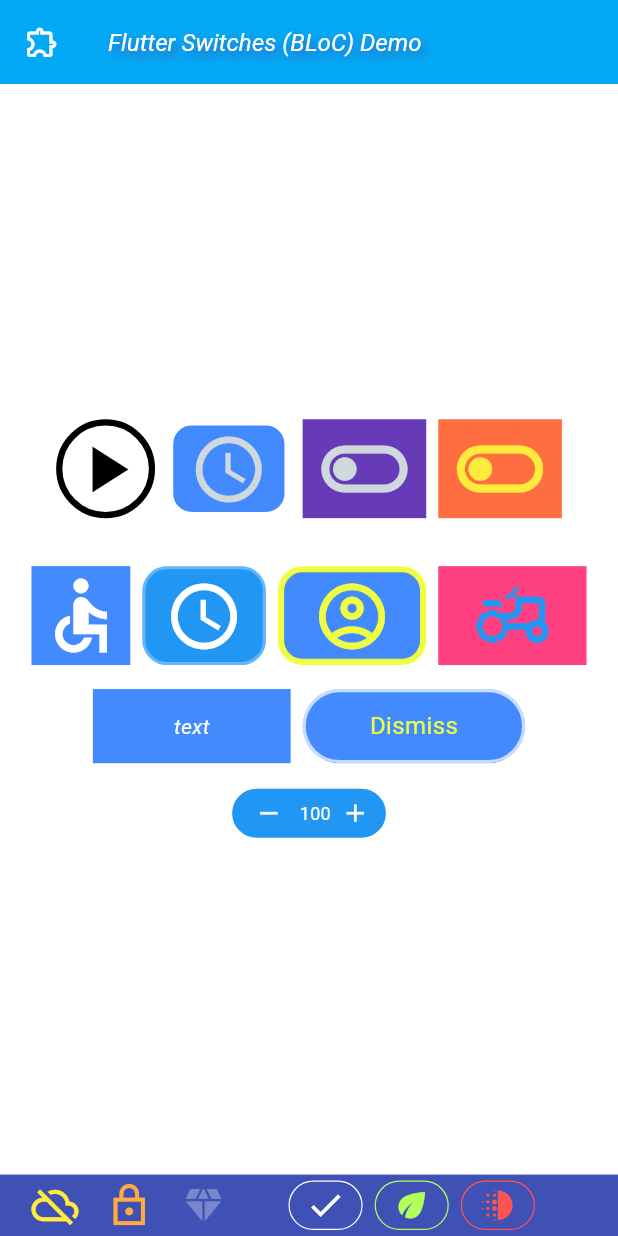
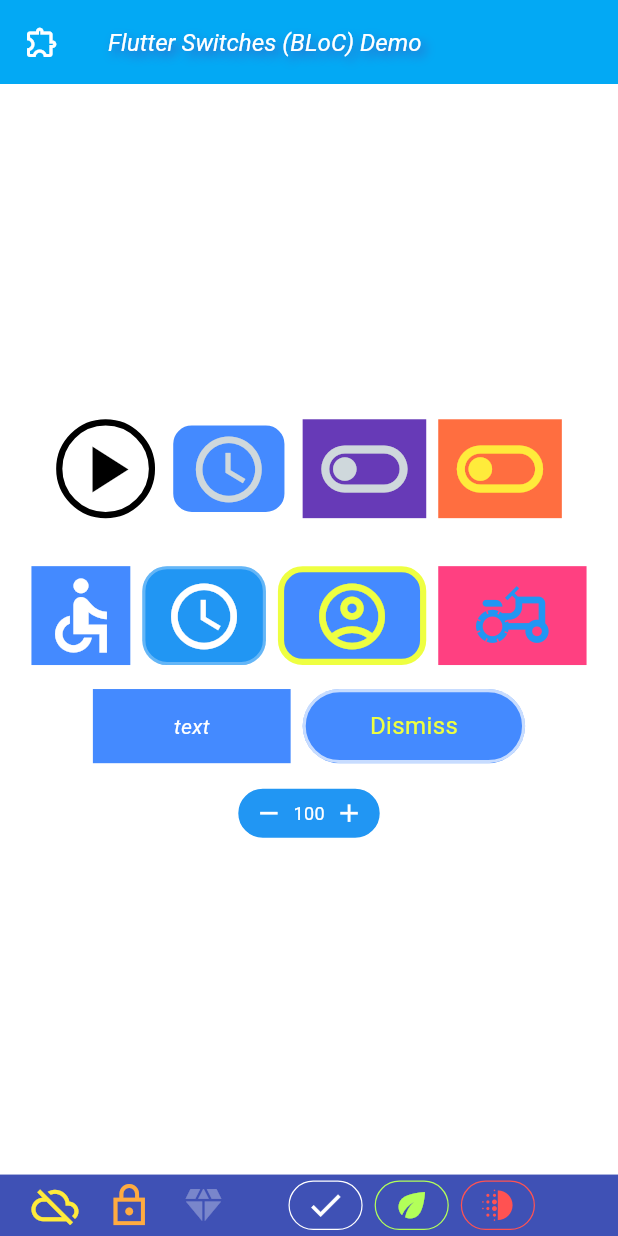
Before and after one commit to mk590901/Event-driven-BLoC-s-switch-widgets, a Flutter app: the screen it shows after launch, on a phone screen of 412 x 824 dp. Run offline on Flutter 3.47's test engine with Material 3 defaults, Android fonts, the phone set to English and light mode, and no system bars; our stand-ins replace flutter_bloc.

Commit message:
Widget FlatZoomSwitch was refactored.

```diff
--- a/lib/blocks/button_bloc.dart
+++ b/lib/blocks/button_bloc.dart
@@ -8,8 +8,8 @@ import '../states/button_state.dart';
 class ButtonBloc extends Bloc<Event, ButtonState> {
   BasicStateMachine? _stateMachine;
 
-  ButtonBloc(super.state) {
-    _stateMachine = ButtonStateMachine(ButtonState.state_(ButtonStates.ready));
+  ButtonBloc(ButtonState initialState) : super(initialState) {
+    _stateMachine = ButtonStateMachine(initialState.state().index);
     on<Reset>((event, emit) {
       done(event, emit);
     });
--- a/lib/main.dart
+++ b/lib/main.dart
@@ -279,9 +279,8 @@ class SwitchHomePage extends StatelessWidget {
               ]),
 
               const ButtonBar(alignment: MainAxisAlignment.center, children: <Widget>[
-                FlatZoomSwitch(),
+                FlatZoomSwitch(width: 6, height: 6, fontSize: 12,),
               ]),
-
             ],
           ),
         ),
--- a/lib/widgets/flat_zoom_switch.dart
+++ b/lib/widgets/flat_zoom_switch.dart
@@ -4,20 +4,25 @@ import 'flat_button.dart';
 import 'flat_text_button.dart';
 
 class FlatZoomSwitch extends StatelessWidget {
-  const FlatZoomSwitch({super.key});
+
+  final double width;
+  final double height;
+  final double fontSize;
+
+  const FlatZoomSwitch({super.key, required this.width, required this.height, required this.fontSize, });
 
   @override
   Widget build(BuildContext context) {
 
     FlatTextButton text = FlatTextButton(
-      width: 7,
-      height: 6,
+      width: width + 1,
+      height: height,
       canvasDisabledColor: Colors.blueGrey,
       textColor: Colors.white,
       textDisabledColor: Colors.limeAccent,
       textPressedColor: Colors.white,
       text: "100",
-      fontSize: 12,
+      fontSize: fontSize,
       onUpAction: () {
       },
       onDownAction: () {
@@ -25,8 +30,8 @@ class FlatZoomSwitch extends StatelessWidget {
     );
 
     FlatButton iconMinus = FlatButton(
-      width: 8,
-      height: 6,
+      width: width,
+      height: height,
       iconColor: Colors.white,
       iconDisabledColor: Colors.blueGrey,
       iconPressedColor: Colors.limeAccent,
@@ -40,8 +45,8 @@ class FlatZoomSwitch extends StatelessWidget {
     );
 
     FlatButton iconPlus = FlatButton(
-      width: 6,
-      height: 6,
+      width: width,
+      height: height,
       iconColor: Colors.white,
       iconDisabledColor: Colors.blueGrey,
       iconPressedColor: Colors.limeAccent,
```
